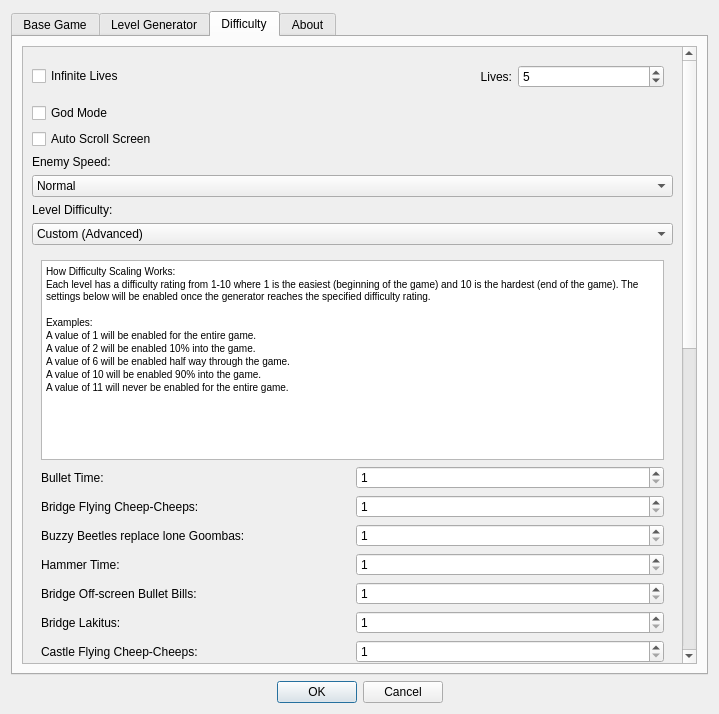
The window that SMB1/SMB1_Compliance_To_SMB1/Configure_Settings_Form.ui (Coolcord/Level-Headed) describes before a commit, drawn with Qt 5.
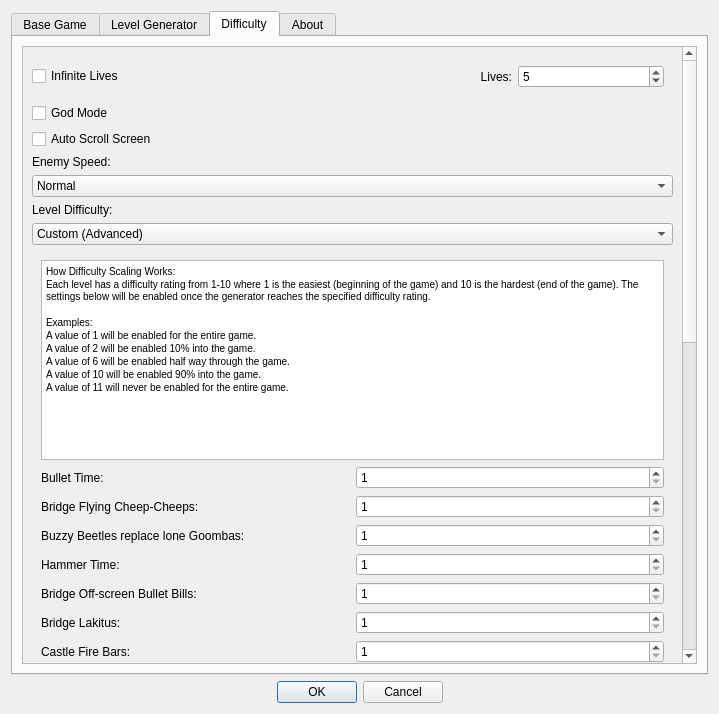
The same window after the commit. The open tabs and pages were chosen to show the change.

Commit message: Fire bars are now tied to difficulty

Diff of the .ui file:
```diff
--- a/SMB1/SMB1_Compliance_To_SMB1/Configure_Settings_Form.ui
+++ b/SMB1/SMB1_Compliance_To_SMB1/Configure_Settings_Form.ui
@@ -609,7 +609,7 @@
             <x>0</x>
             <y>0</y>
             <width>652</width>
-            <height>1431</height>
+            <height>1465</height>
            </rect>
           </property>
           <layout class="QVBoxLayout" name="verticalLayout_3">
@@ -1000,6 +1000,27 @@
                 </item>
                </layout>
               </item>
+              <item>
+               <layout class="QHBoxLayout" name="layoutCastleFireBars">
+                <item>
+                 <widget class="QLabel" name="lblCastleFireBars">
+                  <property name="text">
+                   <string>Castle Fire Bars:</string>
+                  </property>
+                 </widget>
+                </item>
+                <item>
+                 <widget class="QSpinBox" name="sbCastleFireBars">
+                  <property name="minimum">
+                   <number>1</number>
+                  </property>
+                  <property name="maximum">
+                   <number>11</number>
+                  </property>
+                 </widget>
+                </item>
+               </layout>
+              </item>
               <item>
                <layout class="QHBoxLayout" name="layoutCastleFlyingCheepCheeps">
                 <item>
```
The commit also changes 8 other files.
